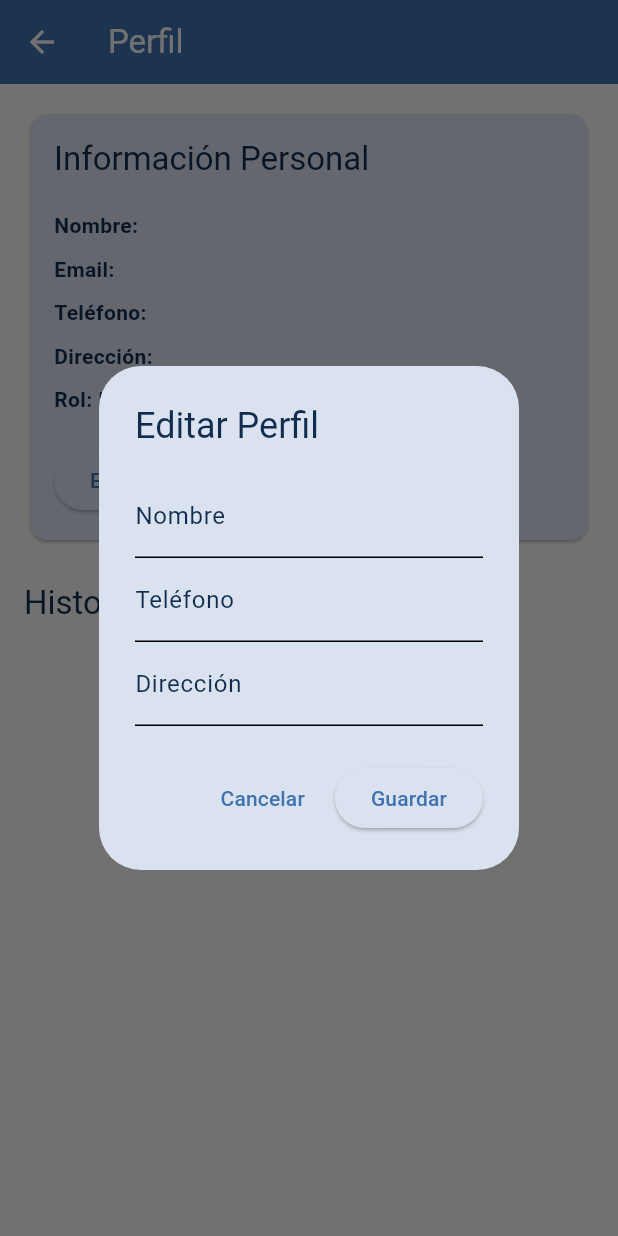
After one commit to luismoron/saray, a Flutter app: the ProfileScreen screen opened by its route, after a tap on "Editar Perfil", on a phone screen of 412 x 824 dp. The commit adds this screen. Run offline on Flutter 3.47's test engine with Material 3 defaults, Android fonts, the phone set to English and light mode, and no system bars; our stand-ins replace cached_network_image, cloud_firestore, firebase_auth, firebase_core, firebase_storage; accounts and stored records are empty; generated files the repository leaves out were written again.

Commit message:
Agregar funcionalidad de perfil de usuario y sistema de roles: implementar visualización y edición de datos personales, historial de pedidos, y gestión de solicitudes de vendedor para admins.

```diff
--- a/lib/main.dart
+++ b/lib/main.dart
@@ -13,6 +13,7 @@ import 'screens/reset_password_screen.dart';
 import 'screens/catalog_screen.dart';
 import 'screens/cart_screen.dart';
 import 'screens/checkout_screen.dart';
+import 'screens/profile_screen.dart';
 import 'themes/app_theme.dart';
 
 void main() async {
@@ -60,6 +61,7 @@ class MyApp extends StatelessWidget {
           '/catalog': (context) => const CatalogScreen(),
           '/cart': (context) => const CartScreen(),
           '/checkout': (context) => const CheckoutScreen(),
+          '/profile': (context) => const ProfileScreen(),
         },
       ),
     );
--- a/lib/models/user.dart
+++ b/lib/models/user.dart
@@ -4,7 +4,7 @@ class User {
   final String email;
   final String? phone;
   final String? address;
-  final String role; // 'customer' or 'admin'
+  final String role; // 'buyer', 'seller_pending', 'seller', 'admin'
 
   User({
     required this.id,
@@ -12,7 +12,7 @@ class User {
     required this.email,
     this.phone,
     this.address,
-    this.role = 'customer',
+    this.role = 'buyer',
   });
 
   factory User.fromJson(Map<String, dynamic> json) {
@@ -22,7 +22,7 @@ class User {
       email: json['email'],
       phone: json['phone'],
       address: json['address'],
-      role: json['role'] ?? 'customer',
+      role: json['role'] ?? 'buyer',
     );
   }
 
--- a/lib/screens/home_screen.dart
+++ b/lib/screens/home_screen.dart
@@ -17,6 +17,12 @@ class HomeScreen extends StatelessWidget {
       appBar: AppBar(
         title: Text(l10n.appTitle),
         actions: [
+          IconButton(
+            icon: const Icon(Icons.person),
+            onPressed: () {
+              Navigator.of(context).pushNamed('/profile');
+            },
+          ),
           IconButton(
             icon: const Icon(Icons.logout),
             onPressed: () async {
--- /dev/null
+++ b/lib/screens/profile_screen.dart
@@ -0,0 +1,414 @@
+import 'package:flutter/material.dart';
+import 'package:provider/provider.dart';
+import 'package:cloud_firestore/cloud_firestore.dart';
+import '../providers/auth_provider.dart';
+import '../models/order.dart' as my_order;
+import '../models/user.dart';
+
+class ProfileScreen extends StatefulWidget {
+  const ProfileScreen({super.key});
+
+  @override
+  State<ProfileScreen> createState() => _ProfileScreenState();
+}
+
+class _ProfileScreenState extends State<ProfileScreen> {
+  @override
+  Widget build(BuildContext context) {
+    final authProvider = Provider.of<AuthProvider>(context);
+    final user = authProvider.user;
+
+    if (user == null) {
+      return const Scaffold(
+        body: Center(child: CircularProgressIndicator()),
+      );
+    }
+
+    return Scaffold(
+      appBar: AppBar(
+        title: const Text('Perfil'),
+      ),
+      body: SingleChildScrollView(
+        padding: const EdgeInsets.all(16.0),
+        child: Column(
+          crossAxisAlignment: CrossAxisAlignment.start,
+          children: [
+            // Información del usuario
+            Card(
+              child: Padding(
+                padding: const EdgeInsets.all(16.0),
+                child: Column(
+                  crossAxisAlignment: CrossAxisAlignment.start,
+                  children: [
+                    Text(
+                      'Información Personal',
+                      style: Theme.of(context).textTheme.titleLarge,
+                    ),
+                    const SizedBox(height: 16),
+                    _buildInfoRow('Nombre', user.name),
+                    _buildInfoRow('Email', user.email),
+                    _buildInfoRow('Teléfono', user.phone ?? 'No especificado'),
+                    _buildInfoRow('Dirección', user.address ?? 'No especificada'),
+                    _buildInfoRow('Rol', _getRoleDisplayName(user.role)),
+                    const SizedBox(height: 16),
+                    if (user.role == 'buyer') ...[
+                      ElevatedButton(
+                        onPressed: () => _requestSellerStatus(context, user.id),
+                        child: const Text('Solicitar ser Vendedor'),
+                      ),
+                    ] else if (user.role == 'seller_pending') ...[
+                      const Text('Solicitud de vendedor enviada, esperando aprobación.'),
+                    ] else if (user.role == 'seller') ...[
+                      const Text('Eres vendedor aprobado.'),
+                      // TODO: Agregar opciones de vendedor
+                    ],
+                    ElevatedButton(
+                      onPressed: () => _showEditProfileDialog(context, user),
+                      child: const Text('Editar Perfil'),
+                    ),
+                  ],
+                ),
+              ),
+            ),
+            const SizedBox(height: 24),
+
+            // Historial de pedidos
+            Text(
+              'Historial de Pedidos',
+              style: Theme.of(context).textTheme.titleLarge,
+            ),
+            const SizedBox(height: 16),
+            StreamBuilder<QuerySnapshot>(
+              stream: FirebaseFirestore.instance
+                  .collection('orders')
+                  .where('userId', isEqualTo: user.id)
+                  .orderBy('createdAt', descending: true)
+                  .snapshots(),
+              builder: (context, snapshot) {
+                if (snapshot.connectionState == ConnectionState.waiting) {
+                  return const Center(child: CircularProgressIndicator());
+                }
+
+                if (snapshot.hasError) {
+                  return Center(child: Text('Error: ${snapshot.error}'));
+                }
+
+                final orders = snapshot.data?.docs.map((doc) {
+                  return my_order.Order.fromFirestore(doc.data() as Map<String, dynamic>, doc.id);
+                }).toList() ?? [];
+
+                if (orders.isEmpty) {
+                  return const Center(child: Text('No tienes pedidos aún.'));
+                }
+
+                return ListView.builder(
+                  shrinkWrap: true,
+                  physics: const NeverScrollableScrollPhysics(),
+                  itemCount: orders.length,
+                  itemBuilder: (context, index) {
+                    final order = orders[index];
+                    return Card(
+                      margin: const EdgeInsets.only(bottom: 8.0),
+                      child: ListTile(
+                        title: Text('Pedido #${order.id.substring(0, 8)}'),
+                        subtitle: Text(
+                          'Total: \$${order.total.toStringAsFixed(2)} - Estado: ${order.status.toString().split('.').last}',
+                        ),
+                        trailing: Text(
+                          '${order.createdAt.day}/${order.createdAt.month}/${order.createdAt.year}',
+                        ),
+                        onTap: () => _showOrderDetails(context, order),
+                      ),
+                    );
+                  },
+                );
+              },
+            ),
+
+            // Panel de admin (solo si es admin)
+            if (user.role == 'admin') ...[
+              const SizedBox(height: 24),
+              Card(
+                child: Padding(
+                  padding: const EdgeInsets.all(16.0),
+                  child: Column(
+                    crossAxisAlignment: CrossAxisAlignment.start,
+                    children: [
+                      Text(
+                        'Panel de Administrador',
+                        style: Theme.of(context).textTheme.titleLarge,
+                      ),
+                      const SizedBox(height: 16),
+                      ElevatedButton(
+                        onPressed: () {
+                          // TODO: Navegar a pantalla de gestión de productos
+                          ScaffoldMessenger.of(context).showSnackBar(
+                            const SnackBar(content: Text('Funcionalidad próximamente')),
+                          );
+                        },
+                        child: const Text('Gestionar Productos'),
+                      ),
+                      const SizedBox(height: 16),
+                      const Text('Solicitudes de Vendedores Pendientes:'),
+                      StreamBuilder<QuerySnapshot>(
+                        stream: FirebaseFirestore.instance
+                            .collection('seller_requests')
+                            .where('status', isEqualTo: 'pending')
+                            .snapshots(),
+                        builder: (context, snapshot) {
+                          if (snapshot.connectionState == ConnectionState.waiting) {
+                            return const CircularProgressIndicator();
+                          }
+
+                          if (snapshot.hasError) {
+                            return Text('Error: ${snapshot.error}');
+                          }
+
+                          final requests = snapshot.data?.docs ?? [];
+
+                          if (requests.isEmpty) {
+                            return const Text('No hay solicitudes pendientes.');
+                          }
+
+                          return ListView.builder(
+                            shrinkWrap: true,
+                            physics: const NeverScrollableScrollPhysics(),
+                            itemCount: requests.length,
+                            itemBuilder: (context, index) {
+                              final request = requests[index];
+                              final requestData = request.data() as Map<String, dynamic>;
+                              final userId = requestData['userId'] as String;
+
+                              return FutureBuilder<DocumentSnapshot>(
+                                future: FirebaseFirestore.instance.collection('users').doc(userId).get(),
+                                builder: (context, userSnapshot) {
+                                  if (userSnapshot.connectionState == ConnectionState.waiting) {
+                                    return const ListTile(title: Text('Cargando...'));
+                                  }
+
+                                  if (userSnapshot.hasError || !userSnapshot.hasData) {
+                                    return const ListTile(title: Text('Error al cargar usuario'));
+                                  }
+
+                                  final userData = userSnapshot.data!.data() as Map<String, dynamic>;
+                                  final userName = userData['name'] ?? 'Desconocido';
+
+                                  return ListTile(
+                                    title: Text('Solicitud de: $userName'),
+                                    trailing: Row(
+                                      mainAxisSize: MainAxisSize.min,
+                                      children: [
+                                        IconButton(
+                                          icon: const Icon(Icons.check, color: Colors.green),
+                                          onPressed: () => _approveSellerRequest(context, request.id, userId),
+                                        ),
+                                        IconButton(
+                                          icon: const Icon(Icons.close, color: Colors.red),
+                                          onPressed: () => _rejectSellerRequest(context, request.id, userId),
+                                        ),
+                                      ],
+                                    ),
+                                  );
+                                },
+                              );
+                            },
+                          );
+                        },
+                      ),
+                    ],
+                  ),
+                ),
+              ),
+            ],
+          ],
+        ),
+      ),
+    );
+  }
+
+  Widget _buildInfoRow(String label, String value) {
+    return Padding(
+      padding: const EdgeInsets.symmetric(vertical: 4.0),
+      child: Row(
+        children: [
+          Text('$label: ', style: const TextStyle(fontWeight: FontWeight.bold)),
+          Expanded(child: Text(value)),
+        ],
+      ),
+    );
+  }
+
+  String _getRoleDisplayName(String role) {
+    switch (role) {
+      case 'buyer':
+        return 'Comprador';
+      case 'seller_pending':
+        return 'Vendedor (Pendiente)';
+      case 'seller':
+        return 'Vendedor';
+      case 'admin':
+        return 'Administrador';
+      default:
+        return 'Desconocido';
+    }
+  }
+
+  void _requestSellerStatus(BuildContext context, String userId) async {
+    try {
+      await FirebaseFirestore.instance.collection('seller_requests').add({
+        'userId': userId,
+        'status': 'pending',
+        'requestedAt': Timestamp.now(),
+      });
+
+      // Actualizar rol del usuario a 'seller_pending'
+      await FirebaseFirestore.instance.collection('users').doc(userId).update({
+        'role': 'seller_pending',
+      });
+
+      if (context.mounted) {
+        ScaffoldMessenger.of(context).showSnackBar(
+          const SnackBar(content: Text('Solicitud enviada. Esperando aprobación.')),
+        );
+        // Refrescar pantalla
+        setState(() {});
+      }
+    } catch (e) {
+      if (context.mounted) {
+        ScaffoldMessenger.of(context).showSnackBar(
+          SnackBar(content: Text('Error: $e')),
+        );
+      }
+    }
+  }
+
+  void _showEditProfileDialog(BuildContext context, User user) {
+    final nameController = TextEditingController(text: user.name);
+    final phoneController = TextEditingController(text: user.phone);
+    final addressController = TextEditingController(text: user.address);
+
+    showDialog(
+      context: context,
+      builder: (BuildContext context) => AlertDialog(
+        title: const Text('Editar Perfil'),
+        content: Column(
+          mainAxisSize: MainAxisSize.min,
+          children: [
+            TextField(
+              controller: nameController,
+              decoration: const InputDecoration(labelText: 'Nombre'),
+            ),
+            TextField(
+              controller: phoneController,
+              decoration: const InputDecoration(labelText: 'Teléfono'),
+            ),
+            TextField(
+              controller: addressController,
+              decoration: const InputDecoration(labelText: 'Dirección'),
+            ),
+          ],
+        ),
+        actions: [
+          TextButton(
+            onPressed: () => Navigator.of(context).pop(),
+            child: const Text('Cancelar'),
+          ),
+          ElevatedButton(
+            onPressed: () async {
+              // TODO: Actualizar usuario en Firestore
+              // Por ahora, solo cerrar
+              Navigator.of(context).pop();
+              ScaffoldMessenger.of(context).showSnackBar(
+                const SnackBar(content: Text('Perfil actualizado (simulado)')),
+              );
+            },
+            child: const Text('Guardar'),
+          ),
+        ],
+      ),
+    );
+  }
+
+  void _approveSellerRequest(BuildContext context, String requestId, String userId) async {
+    try {
+      // Actualizar solicitud a approved
+      await FirebaseFirestore.instance.collection('seller_requests').doc(requestId).update({
+        'status': 'approved',
+      });
+
+      // Actualizar rol del usuario a 'seller'
+      await FirebaseFirestore.instance.collection('users').doc(userId).update({
+        'role': 'seller',
+      });
+
+      if (context.mounted) {
+        ScaffoldMessenger.of(context).showSnackBar(
+          const SnackBar(content: Text('Solicitud aprobada.')),
+        );
+      }
+    } catch (e) {
+      if (context.mounted) {
+        ScaffoldMessenger.of(context).showSnackBar(
+          SnackBar(content: Text('Error: $e')),
+        );
+      }
+    }
+  }
+
+  void _rejectSellerRequest(BuildContext context, String requestId, String userId) async {
+    try {
+      // Actualizar solicitud a rejected
+      await FirebaseFirestore.instance.collection('seller_requests').doc(requestId).update({
+        'status': 'rejected',
+      });
+
+      // Revertir rol del usuario a 'buyer'
+      await FirebaseFirestore.instance.collection('users').doc(userId).update({
+        'role': 'buyer',
+      });
+
+      if (context.mounted) {
+        ScaffoldMessenger.of(context).showSnackBar(
+          const SnackBar(content: Text('Solicitud rechazada.')),
+        );
+      }
+    } catch (e) {
+      if (context.mounted) {
+        ScaffoldMessenger.of(context).showSnackBar(
+          SnackBar(content: Text('Error: $e')),
+        );
+      }
+    }
+  }
+
+  void _showOrderDetails(BuildContext context, my_order.Order order) {
+    showDialog(
+      context: context,
+      builder: (BuildContext context) => AlertDialog(
+        title: Text('Detalles del Pedido #${order.id.substring(0, 8)}'),
+        content: SingleChildScrollView(
+          child: Column(
+            mainAxisSize: MainAxisSize.min,
+            crossAxisAlignment: CrossAxisAlignment.start,
+            children: [
+              Text('Estado: ${order.status.toString().split('.').last}'),
+              Text('Total: \$${order.total.toStringAsFixed(2)}'),
+              Text('Dirección: ${order.deliveryAddress}'),
+              Text('Teléfono: ${order.phoneNumber}'),
+              if (order.notes != null) Text('Notas: ${order.notes}'),
+              const SizedBox(height: 16),
+              const Text('Productos:', style: TextStyle(fontWeight: FontWeight.bold)),
+              ...order.items.map((item) => Text('- ${item.product.name} x${item.quantity}')),
+            ],
+          ),
+        ),
+        actions: [
+          TextButton(
+            onPressed: () => Navigator.of(context).pop(),
+            child: const Text('Cerrar'),
+          ),
+        ],
+      ),
+    );
+  }
+}
```
Also changed, not shown: 3 other files.
